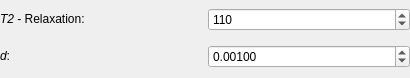
Above: Plugins/org.mitk.gui.qt.diffusionimaging/src/QmitkStickModelParametersWidgetControls.ui from MITK/MITK before the change. Below: the same form after it.
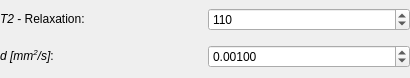
That is the form after the change.

Commit message: added diffusivity units to gui

What changed in the file:
```diff
--- a/Plugins/org.mitk.gui.qt.diffusionimaging/src/QmitkStickModelParametersWidgetControls.ui
+++ b/Plugins/org.mitk.gui.qt.diffusionimaging/src/QmitkStickModelParametersWidgetControls.ui
@@ -26,7 +26,7 @@
    <item row="1" column="0">
     <widget class="QLabel" name="label">
      <property name="text">
-      <string>&lt;html&gt;&lt;head/&gt;&lt;body&gt;&lt;p&gt;&lt;span style=&quot; font-style:italic;&quot;&gt;d&lt;/span&gt;:&lt;/p&gt;&lt;/body&gt;&lt;/html&gt;</string>
+      <string>&lt;html&gt;&lt;head/&gt;&lt;body&gt;&lt;p&gt;&lt;span style=&quot; font-style:italic;&quot;&gt;d [mm&lt;/span&gt;&lt;span style=&quot; font-style:italic; vertical-align:super;&quot;&gt;2&lt;/span&gt;&lt;span style=&quot; font-style:italic;&quot;&gt;/s]&lt;/span&gt;:&lt;/p&gt;&lt;/body&gt;&lt;/html&gt;</string>
      </property>
     </widget>
    </item>
```
Left out of the diff: 11 changed lines with no effect on the pictures. The commit also changes 6 other files.
